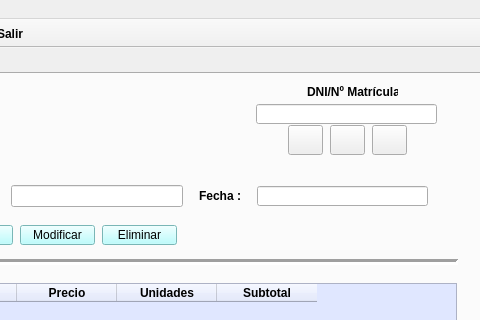
Above: ventMain.ui from gebreGL/DIRegistro-gutierrezlopez before the change; both pictures show x 345 to 825 and y 0 to 320 of the 825 by 660 pixel window. Below: the same form after it.
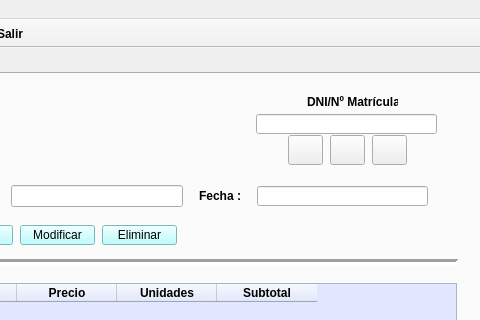
That is the form after the change. Icons and pictures are not drawn.

```diff
--- a/ventMain.ui
+++ b/ventMain.ui
@@ -1549,7 +1549,7 @@
       <property name="geometry">
        <rect>
         <x>599</x>
-        <y>30</y>
+        <y>40</y>
         <width>181</width>
         <height>20</height>
        </rect>
@@ -1559,7 +1559,7 @@
       <property name="geometry">
        <rect>
         <x>650</x>
-        <y>10</y>
+        <y>20</y>
         <width>91</width>
         <height>16</height>
        </rect>
@@ -1572,7 +1572,7 @@
       <property name="geometry">
        <rect>
         <x>630</x>
-        <y>50</y>
+        <y>60</y>
         <width>121</width>
         <height>32</height>
        </rect>
```
Left out of the diff: 12 changed lines with no effect on the pictures.
